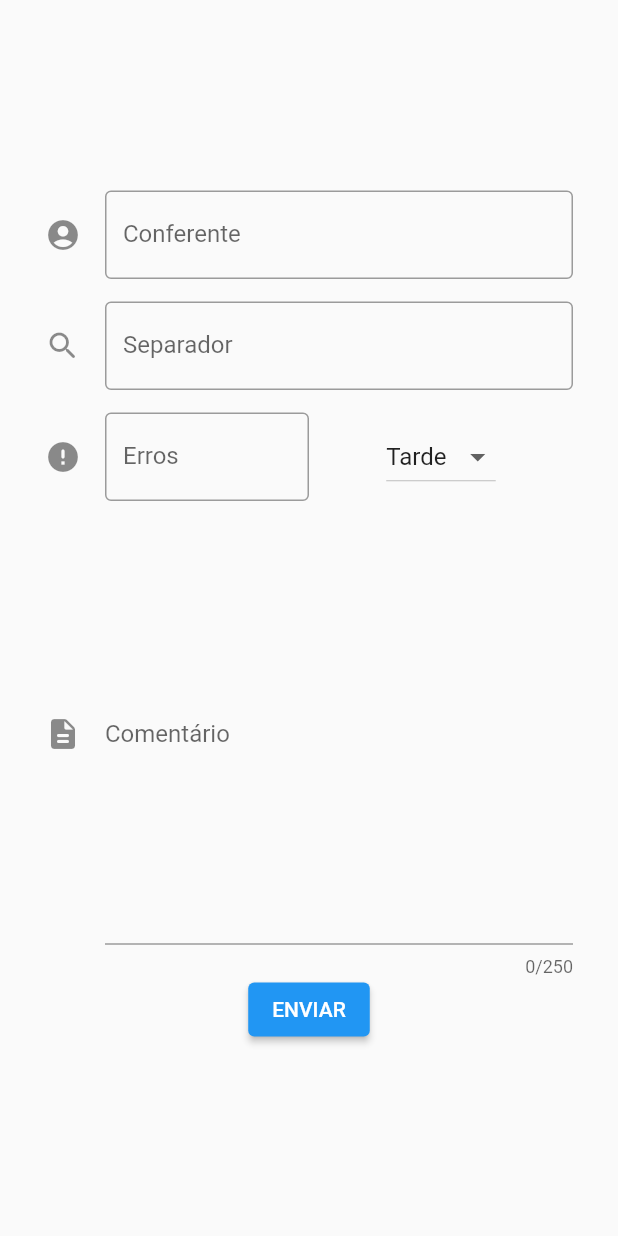
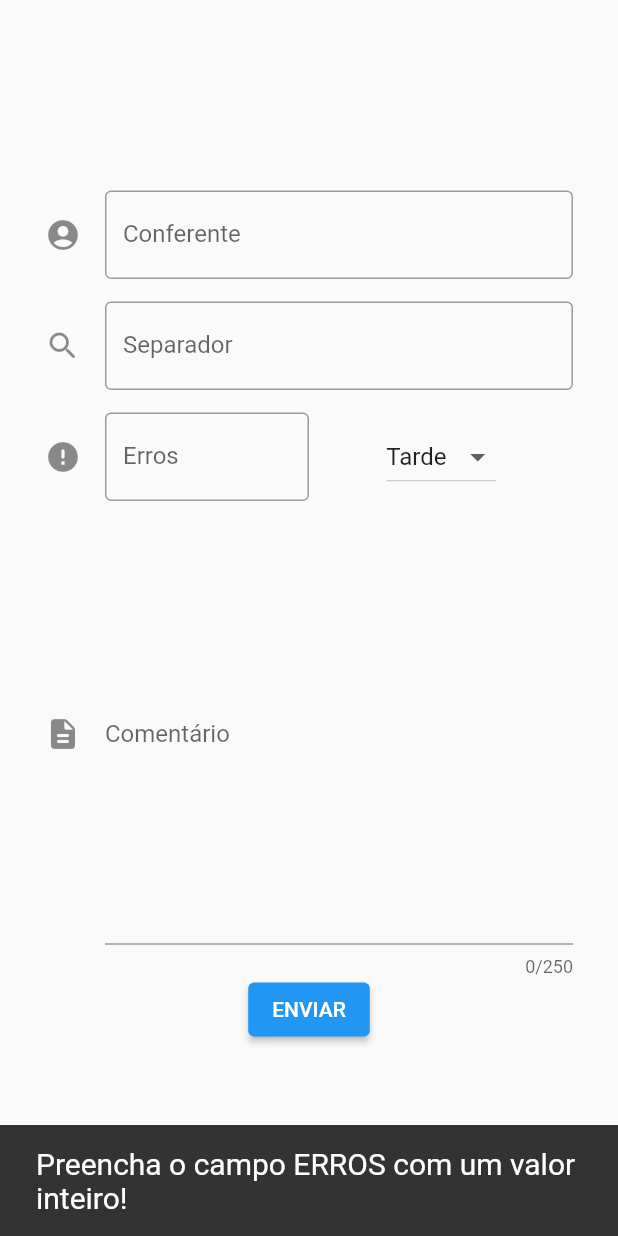
Before and after one commit to iAN3107/conferencia_carreta_diso, a Flutter app: the screen it shows after launch, after a tap on "ENVIAR", on a phone screen of 412 x 824 dp. Run offline on Flutter 3.47's test engine with Material 2 defaults, Android fonts, the light colour scheme and no system bars; our stand-ins replace fluttertoast; missing offline and left inert: sql_conn.

Commit message:
versão 1.0

```diff
--- a/lib/cadastro.dart
+++ b/lib/cadastro.dart
@@ -1,4 +1,7 @@
+import 'package:conferencia_carreta_diso/services/mensagensErro.dart';
+import 'package:conferencia_carreta_diso/services/sql.dart';
 import 'package:flutter/material.dart';
+import 'package:fluttertoast/fluttertoast.dart';
 
 class MyHomePage extends StatefulWidget {
   const MyHomePage({super.key, required this.title});
@@ -10,7 +13,13 @@ class MyHomePage extends StatefulWidget {
 }
 
 class _MyHomePageState extends State<MyHomePage> {
-  var dropdown =1;
+  var dropdown = 1;
+
+  final conferenteControl = TextEditingController();
+  final separadorControl = TextEditingController();
+  final errosControl = TextEditingController();
+  final comentarioControl = TextEditingController();
+
   @override
   Widget build(BuildContext context) {
     return Scaffold(
@@ -21,30 +30,34 @@ class _MyHomePageState extends State<MyHomePage> {
             mainAxisAlignment: MainAxisAlignment.center,
             crossAxisAlignment: CrossAxisAlignment.center,
             children: [
-
               TextFormField(
-
-                        decoration: InputDecoration(icon: Icon(Icons.account_circle_rounded),
+                controller: conferenteControl,
+                decoration: InputDecoration(
+                  icon: Icon(Icons.account_circle_rounded),
                   labelText: 'Conferente',
                   border: OutlineInputBorder(),
                 ),
               ),
-
-                      SizedBox(height: 15,),
-
+              SizedBox(
+                height: 15,
+              ),
               TextFormField(
+                controller: separadorControl,
                 decoration: InputDecoration(
                   labelText: 'Separador',
                   icon: Icon(Icons.search_rounded),
                   border: OutlineInputBorder(),
                 ),
               ),
-
-                      SizedBox(height: 15,),
-
-                      Row(mainAxisAlignment: MainAxisAlignment.spaceBetween ,children: [
+              SizedBox(
+                height: 15,
+              ),
+              Row(
+                mainAxisAlignment: MainAxisAlignment.spaceBetween,
+                children: [
                   Flexible(
                     child: TextFormField(
+                      controller: errosControl,
                       keyboardType: TextInputType.number,
                       decoration: InputDecoration(
                         icon: Icon(Icons.error_rounded),
@@ -53,8 +66,8 @@ class _MyHomePageState extends State<MyHomePage> {
                       ),
                     ),
                   ),
-
-                        Flexible(flex: 1,
+                  Flexible(
+                    flex: 1,
                     child: Center(
                       child: DropdownButton(
                         value: dropdown,
@@ -67,10 +80,6 @@ class _MyHomePageState extends State<MyHomePage> {
                             value: 1,
                             child: Text('Tarde'),
                           ),
-                                DropdownMenuItem(
-                                  value: 2,
-                                  child: Text('Noite'),
-                                )
                         ],
                         onChanged: (value) {
                           setState(() {
@@ -80,16 +89,18 @@ class _MyHomePageState extends State<MyHomePage> {
                       ),
                     ),
                   ),
-
-                      ],)
-                    ,
-
-                      SizedBox(height: 15,),
-
+                ],
+              ),
+              SizedBox(
+                height: 15,
+              ),
               LayoutBuilder(
                 builder: (context, constraints) {
-                          return SizedBox(height: 300,
-                            child: TextFormField(maxLength: 250,
+                  return SizedBox(
+                    height: 300,
+                    child: TextFormField(
+                      maxLength: 250,
+                      controller: comentarioControl,
                       expands: true,
                       minLines: null,
                       maxLines: null,
@@ -101,10 +112,54 @@ class _MyHomePageState extends State<MyHomePage> {
                   );
                 },
               ),
+              ElevatedButton(
+                onPressed: () async {
+                  try {
+                    int.parse(errosControl.text);
 
-                      ElevatedButton(
+                    if (conferenteControl.text.isNotEmpty &
+                        separadorControl.text.isNotEmpty &
+                        errosControl.text.isNotEmpty &
+                        comentarioControl.text.isNotEmpty) {
+                      showDialog(
+                        context: context,
+                        builder: (BuildContext context) {
+                          return AlertDialog(
+                            title: new Text("ATENÇÃO!"),
+                            content: new Text(
+                                "Tem certeza que deseja registrar o erro de ${separadorControl.text} com ${errosControl.text} erros."),
+                            actions: <Widget>[
+
+                              new ElevatedButton(onPressed: () {
+                                   Navigator.of(context).pop();
+                              }, child: Text('Não')),
+                              new ElevatedButton(
+                                child: new Text("Sim"),
                                 onPressed: () {
+                                  Navigator.of(context).pop();
 
+                                  SQLServer().cadastraConferencia(conferenteControl.text, separadorControl.text, errosControl.text, dropdown, comentarioControl.text);
+
+                                  conferenteControl.text = '';
+                                  separadorControl.text = '';
+                                  errosControl.text = '';
+                                  comentarioControl.text = '';
+                                },
+                              ),
+                            ],
+                          );
+                        },
+                      );
+
+                      //
+                    } else {
+                      faltaConferente(context);
+                    }
+                  } catch (e) {
+                    erroInteiro(context);
+                  }
+
+                  //faltaConferente();
                 },
                 child: Text('ENVIAR'),
               )
--- /dev/null
+++ b/lib/services/mensagensErro.dart
@@ -0,0 +1,14 @@
+import 'package:flutter/material.dart';
+import 'package:fluttertoast/fluttertoast.dart';
+
+faltaConferente(context) {
+  return ScaffoldMessenger.of(context).showSnackBar(SnackBar(
+    content: Text("Preencha todos os dados!", style: TextStyle(fontSize: 20),),
+  ));
+}
+
+erroInteiro(context){
+  return ScaffoldMessenger.of(context).showSnackBar(SnackBar(
+    content: Text("Preencha o campo ERROS com um valor inteiro!", style: TextStyle(fontSize: 20),),
+  ));
+}
--- a/pubspec.yaml
+++ b/pubspec.yaml
@@ -37,6 +37,8 @@ dependencies:
   cupertino_icons: ^1.0.2
   numberpicker: ^2.1.1
   sql_conn: ^0.0.3
+  fluttertoast: ^8.1.1
+
 
 dev_dependencies:
   flutter_test:
```
Also changed, not shown: lib/services/alertDialog.dart (added, +27 -0 lines), lib/services/sql.dart (+20 -5 lines), pubspec.lock. Lines whose indentation alone changed are shown as unchanged.
